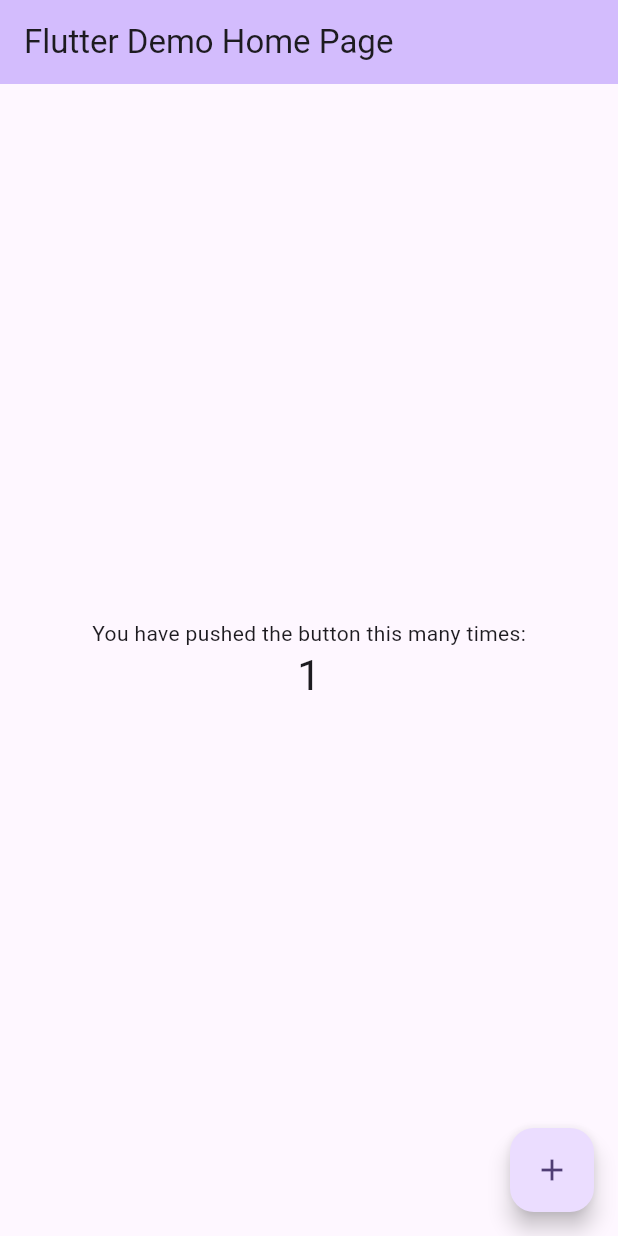
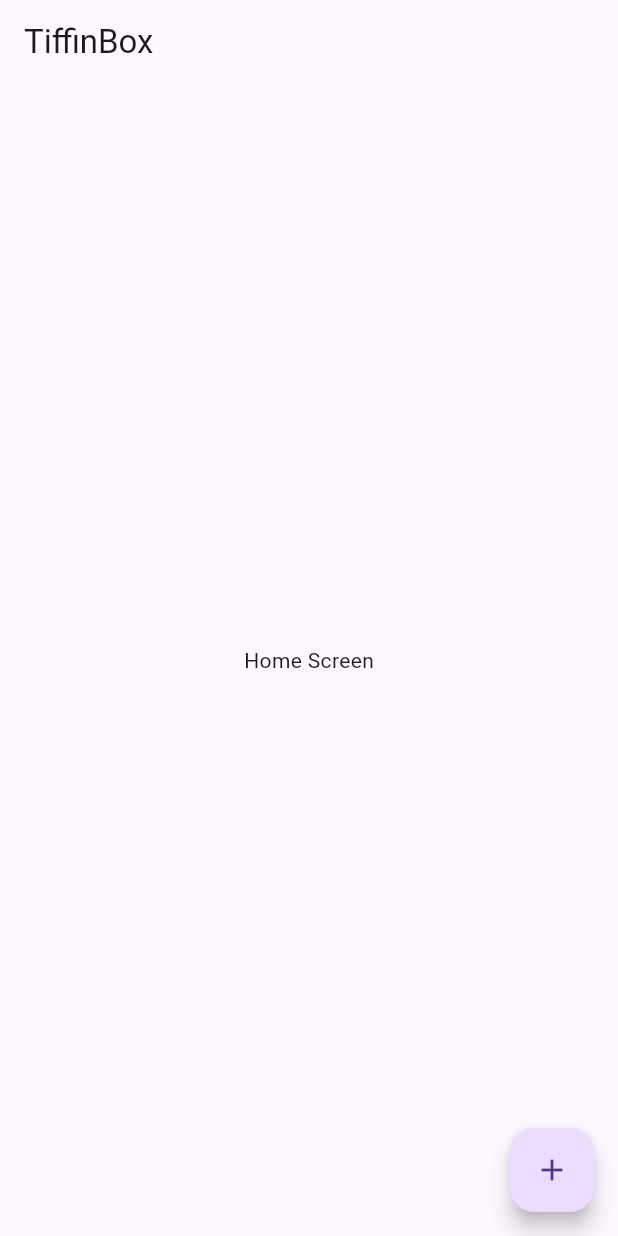
Before and after one commit to ByteBite-Devs/TiffinBoxApp, a Flutter app: the screen it shows after launch, after a tap on the "add" icon, on a phone screen of 412 x 824 dp. Run offline on Flutter 3.47's test engine with Material 3 defaults, Android fonts, the phone set to English and light mode, and no system bars; Roboto replaces fonts that are missing (Poppins).

Commit message:
add splash screen

```diff
--- a/tiffinbox/lib/main.dart
+++ b/tiffinbox/lib/main.dart
@@ -1,125 +1,45 @@
 import 'package:flutter/material.dart';
+import 'package:tiffinbox/screens/home_screen.dart';
+import 'package:tiffinbox/screens/splash_screen.dart';
 
 void main() {
-  runApp(const MyApp());
+  runApp(MyApp());
 }
 
 class MyApp extends StatelessWidget {
-  const MyApp({super.key});
+  static const Color primaryColor = Color(0xFFF3274C);
 
-  // This widget is the root of your application.
   @override
   Widget build(BuildContext context) {
     return MaterialApp(
-      title: 'Flutter Demo',
+      title: 'TiffinBOX',
       theme: ThemeData(
-        // This is the theme of your application.
-        //
-        // TRY THIS: Try running your application with "flutter run". You'll see
-        // the application has a purple toolbar. Then, without quitting the app,
-        // try changing the seedColor in the colorScheme below to Colors.green
-        // and then invoke "hot reload" (save your changes or press the "hot
-        // reload" button in a Flutter-supported IDE, or press "r" if you used
-        // the command line to start the app).
-        //
-        // Notice that the counter didn't reset back to zero; the application
-        // state is not lost during the reload. To reset the state, use hot
-        // restart instead.
-        //
-        // This works for code too, not just values: Most code changes can be
-        // tested with just a hot reload.
-        colorScheme: ColorScheme.fromSeed(seedColor: Colors.deepPurple),
-        useMaterial3: true,
+        primaryColor: primaryColor,
+        visualDensity: VisualDensity.adaptivePlatformDensity,
+        fontFamily: 'Poppins',
+        primarySwatch: _createMaterialColor(primaryColor), // Set your primary swatch
       ),
-      home: const MyHomePage(title: 'Flutter Demo Home Page'),
+      home: const SplashScreen(),
+      routes: <String, WidgetBuilder>{
+        '/HomeScreen': (BuildContext context) => const HomeScreen(),
+
+      },
     );
   }
-}
 
-class MyHomePage extends StatefulWidget {
-  const MyHomePage({super.key, required this.title});
-
-  // This widget is the home page of your application. It is stateful, meaning
-  // that it has a State object (defined below) that contains fields that affect
-  // how it looks.
-
-  // This class is the configuration for the state. It holds the values (in this
-  // case the title) provided by the parent (in this case the App widget) and
-  // used by the build method of the State. Fields in a Widget subclass are
-  // always marked "final".
-
-  final String title;
-
-  @override
-  State<MyHomePage> createState() => _MyHomePageState();
-}
-
-class _MyHomePageState extends State<MyHomePage> {
-  int _counter = 0;
-
-  void _incrementCounter() {
-    setState(() {
-      // This call to setState tells the Flutter framework that something has
-      // changed in this State, which causes it to rerun the build method below
-      // so that the display can reflect the updated values. If we changed
-      // _counter without calling setState(), then the build method would not be
-      // called again, and so nothing would appear to happen.
-      _counter++;
+  // Function to create a MaterialColor from a given Color
+  MaterialColor _createMaterialColor(Color color) {
+    return MaterialColor(color.value, {
+      50: color.withOpacity(0.1),
+      100: color.withOpacity(0.2),
+      200: color.withOpacity(0.3),
+      300: color.withOpacity(0.4),
+      400: color.withOpacity(0.5),
+      500: color.withOpacity(0.6),
+      600: color.withOpacity(0.7),
+      700: color.withOpacity(0.8),
+      800: color.withOpacity(0.9),
+      900: color.withOpacity(1),
     });
   }
-
-  @override
-  Widget build(BuildContext context) {
-    // This method is rerun every time setState is called, for instance as done
-    // by the _incrementCounter method above.
-    //
-    // The Flutter framework has been optimized to make rerunning build methods
-    // fast, so that you can just rebuild anything that needs updating rather
-    // than having to individually change instances of widgets.
-    return Scaffold(
-      appBar: AppBar(
-        // TRY THIS: Try changing the color here to a specific color (to
-        // Colors.amber, perhaps?) and trigger a hot reload to see the AppBar
-        // change color while the other colors stay the same.
-        backgroundColor: Theme.of(context).colorScheme.inversePrimary,
-        // Here we take the value from the MyHomePage object that was created by
-        // the App.build method, and use it to set our appbar title.
-        title: Text(widget.title),
-      ),
-      body: Center(
-        // Center is a layout widget. It takes a single child and positions it
-        // in the middle of the parent.
-        child: Column(
-          // Column is also a layout widget. It takes a list of children and
-          // arranges them vertically. By default, it sizes itself to fit its
-          // children horizontally, and tries to be as tall as its parent.
-          //
-          // Column has various properties to control how it sizes itself and
-          // how it positions its children. Here we use mainAxisAlignment to
-          // center the children vertically; the main axis here is the vertical
-          // axis because Columns are vertical (the cross axis would be
-          // horizontal).
-          //
-          // TRY THIS: Invoke "debug painting" (choose the "Toggle Debug Paint"
-          // action in the IDE, or press "p" in the console), to see the
-          // wireframe for each widget.
-          mainAxisAlignment: MainAxisAlignment.center,
-          children: <Widget>[
-            const Text(
-              'You have pushed the button this many times:',
-            ),
-            Text(
-              '$_counter',
-              style: Theme.of(context).textTheme.headlineMedium,
-            ),
-          ],
-        ),
-      ),
-      floatingActionButton: FloatingActionButton(
-        onPressed: _incrementCounter,
-        tooltip: 'Increment',
-        child: const Icon(Icons.add),
-      ), // This trailing comma makes auto-formatting nicer for build methods.
-    );
-  }
 }
--- /dev/null
+++ b/tiffinbox/lib/screens/home_screen.dart
@@ -0,0 +1,27 @@
+import 'package:flutter/material.dart';
+
+class HomeScreen extends StatefulWidget {
+  const HomeScreen({super.key});
+
+  @override
+  _HomeScreenState createState() => _HomeScreenState();
+}
+
+class _HomeScreenState extends State<HomeScreen> {
+  @override
+  Widget build(BuildContext context) {
+    return Scaffold(
+      appBar: AppBar(
+        title: const Text('TiffinBox'),
+      ),
+      body: const Center(
+        child: Text('Home Screen'),
+      ),
+      floatingActionButton: FloatingActionButton(
+        onPressed: () {},
+        child: const Icon(Icons.add),
+      ),
+      floatingActionButtonLocation: FloatingActionButtonLocation.endFloat,
+    );
+  }
+}
--- /dev/null
+++ b/tiffinbox/lib/screens/splash_screen.dart
@@ -0,0 +1,107 @@
+import 'dart:async';
+
+import 'package:flutter/material.dart';
+import 'package:tiffinbox/main.dart';
+
+class SplashScreen extends StatefulWidget {
+  const SplashScreen({super.key});
+
+  @override
+  _SplashScreenState createState() => _SplashScreenState();
+}
+
+class _SplashScreenState extends State<SplashScreen>
+    with SingleTickerProviderStateMixin {
+  late AnimationController _animationController;
+  late List<Animation<double>> _letterAnimations;
+
+  final String _text = "TiffinBox";
+
+  @override
+  void initState() {
+    super.initState();
+    _animationController = AnimationController(
+      vsync: this,
+      duration: const Duration(seconds: 2),
+    );
+
+    _letterAnimations = List<Animation<double>>.generate(
+      _text.length,
+      (int index) {
+        final start = index / _text.length;
+        final end = (index + 1) / _text.length;
+        return Tween<double>(begin: 0, end: 1).animate(
+          CurvedAnimation(
+            parent: _animationController,
+            curve: Interval(start, end, curve: Curves.easeIn),
+          ),
+        );
+      },
+    );
+
+    _animationController.forward();
+    startTime();
+  }
+
+  @override
+  void dispose() {
+    _animationController.dispose();
+    super.dispose();
+  }
+
+  startTime() async {
+    var duration = const Duration(seconds: 3);
+    return Timer(duration, navigationPage);
+  }
+
+  void navigationPage() {
+    Navigator.of(context).pushReplacementNamed('/HomeScreen');
+  }
+
+  @override
+  Widget build(BuildContext context) {
+    return Scaffold(
+      body: Stack(
+        fit: StackFit.expand,
+        children: <Widget>[
+          Column(
+            mainAxisAlignment: MainAxisAlignment.center,
+            children: <Widget>[
+              Row(
+                mainAxisSize: MainAxisSize.min,
+                children: List<Widget>.generate(_text.length, (int index) {
+                  return AnimatedBuilder(
+                    animation: _letterAnimations[index],
+                    builder: (BuildContext context, Widget? child) {
+                      return Opacity(
+                        opacity: _letterAnimations[index].value,
+                        child: Text(
+                          _text[index],
+                          style: const TextStyle(
+                            fontSize: 50,
+                            fontWeight: FontWeight.bold,
+                            color: MyApp.primaryColor,
+                            fontFamily: 'Poppins',
+                            letterSpacing: 1.0,
+                            height: 1.5,
+                            shadows: <Shadow>[
+                              Shadow(
+                                offset: Offset(1.0, 1.0),
+                                blurRadius: 3.0,
+                                color: Colors.pink,
+                              ),
+                            ],
+                          ),
+                        ),
+                      );
+                    },
+                  );
+                }),
+              ),
+            ],
+          ),
+        ],
+      ),
+    );
+  }
+}
--- a/tiffinbox/pubspec.yaml
+++ b/tiffinbox/pubspec.yaml
@@ -59,6 +59,10 @@ flutter:
   uses-material-design: true
 
   # To add assets to your application, add an assets section, like this:
+  assets:
+    - assets/
+
+  # To add assets to your application, add an assets section, like this:
   # assets:
   #   - images/a_dot_burr.jpeg
   #   - images/a_dot_ham.jpeg
```
Also changed, not shown: tiffinbox/assets/logo.jpeg (added), 2 other files.
